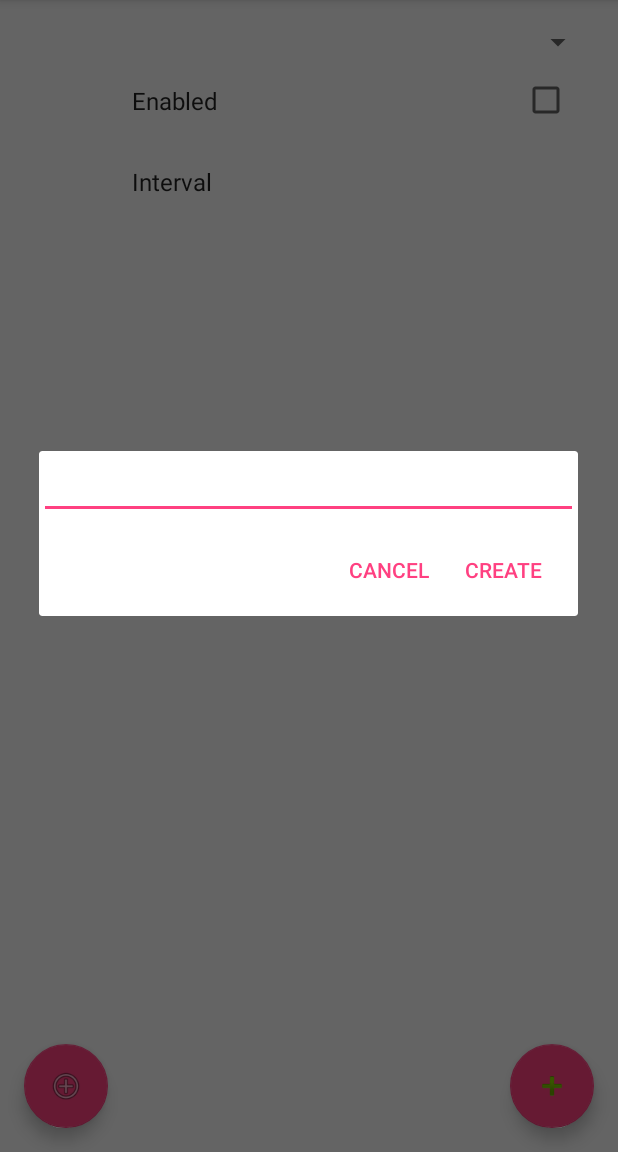
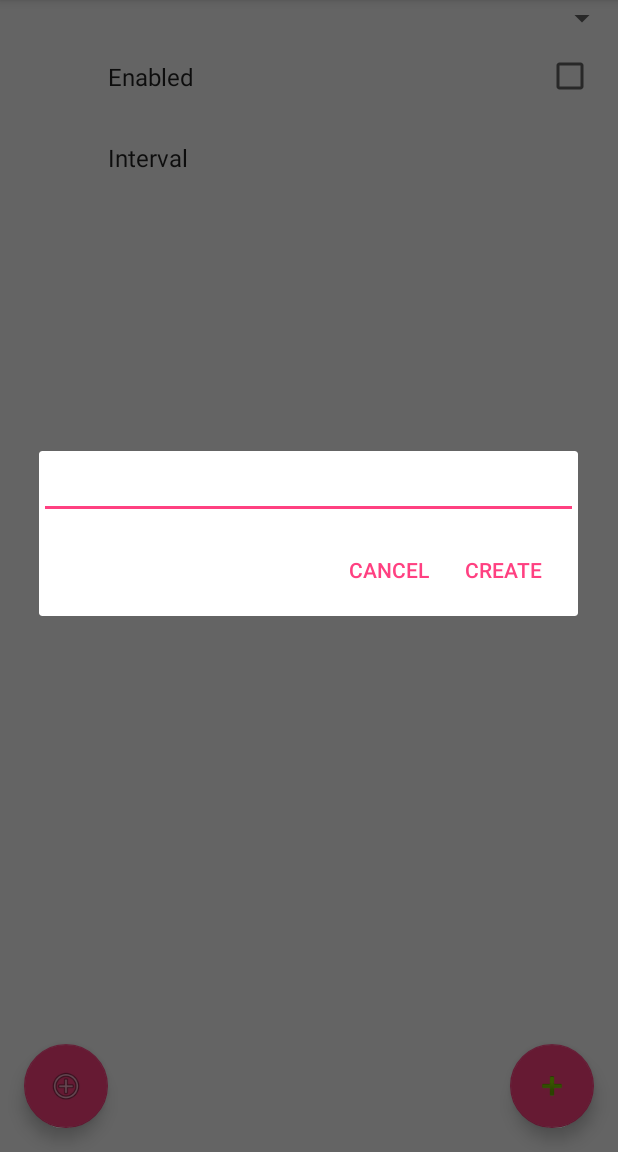
Before and after one commit to Requinard/android-wallpaper-changer, an Android app: the screen it shows after launch (MainActivity), after a tap on an icon or button, on a phone screen of 412 x 824 dp, the part 84-1236 px from its top. Run offline under Robolectric (Android 15) with nearby library versions, the phone set to English and light mode, and no system bars; our stand-ins replace Picasso, androidx.preference; libraries missing offline, so code that uses them is left out: net.danlew.android; 3 statements that could not run were skipped.

```diff
--- a/app/build.gradle
+++ b/app/build.gradle
@@ -16,6 +16,9 @@ android {
         release {
             minifyEnabled false
             proguardFiles getDefaultProguardFile('proguard-android.txt'), 'proguard-rules.pro'
+        }
+        debug{
+            minifyEnabled false
         }
     }
     sourceSets {
--- a/app/src/main/java/com/terarion/wallpaper_changer/model/DataHolder.kt
+++ b/app/src/main/java/com/terarion/wallpaper_changer/model/DataHolder.kt
@@ -39,4 +39,8 @@ class Album(val directory: File) {
     val name = directory.name
 }
 
-class Image(val file: File)
+class Image(val file: File){
+    fun delete(){
+        file.delete()
+    }
+}
--- a/app/src/main/res/layout/content_main.xml
+++ b/app/src/main/res/layout/content_main.xml
@@ -5,10 +5,6 @@
         xmlns:app="http://schemas.android.com/apk/res-auto"
         android:layout_width="match_parent"
         android:layout_height="match_parent"
-        android:paddingLeft="@dimen/activity_horizontal_margin"
-        android:paddingRight="@dimen/activity_horizontal_margin"
-        android:paddingTop="@dimen/activity_vertical_margin"
-        android:paddingBottom="@dimen/activity_vertical_margin"
         app:layout_behavior="@string/appbar_scrolling_view_behavior"
         tools:showIn="@layout/activity_main"
         tools:context=".ui.activities.MainActivity"
--- a/build.gradle
+++ b/build.gradle
@@ -6,7 +6,7 @@ buildscript {
         jcenter()
     }
     dependencies {
-        classpath 'com.android.tools.build:gradle:1.5.0'
+        classpath 'com.android.tools.build:gradle:2.0.0'
         classpath "org.jetbrains.kotlin:kotlin-gradle-plugin:$kotlin_version"
 
         // NOTE: Do not place your application dependencies here; they belong
```
Also changed, not shown: app/src/main/java/com/terarion/wallpaper_changer/ui/activities/AlbumDetailActivity.kt (+18 -1 lines), gradle/wrapper/gradle-wrapper.properties.
